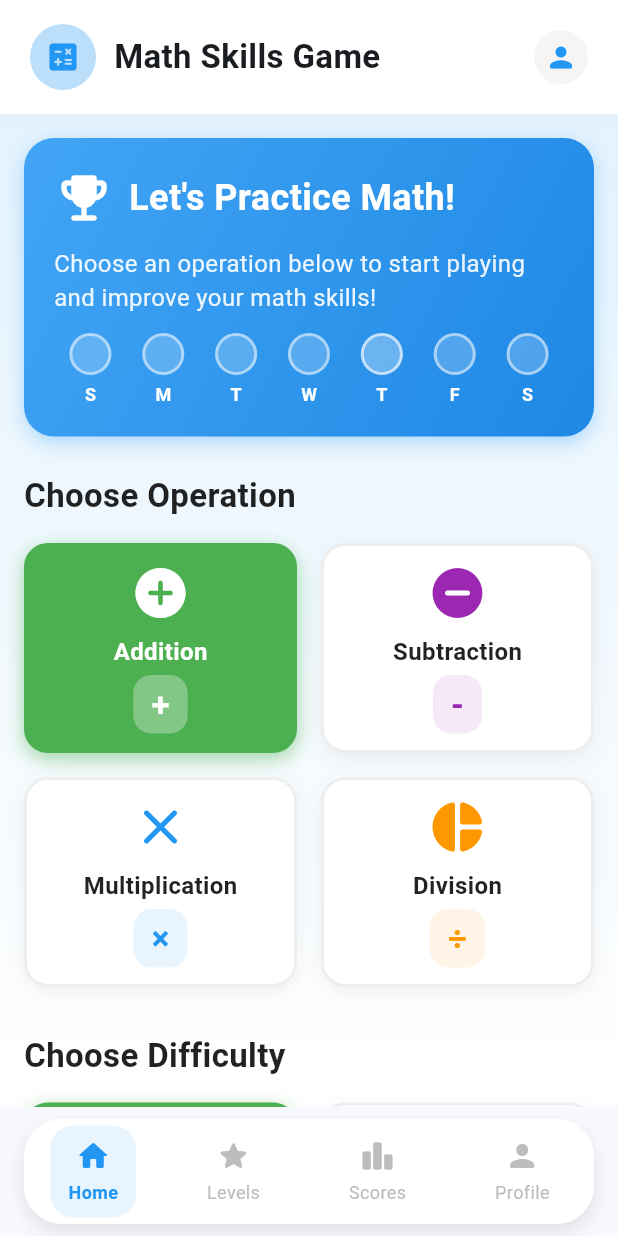
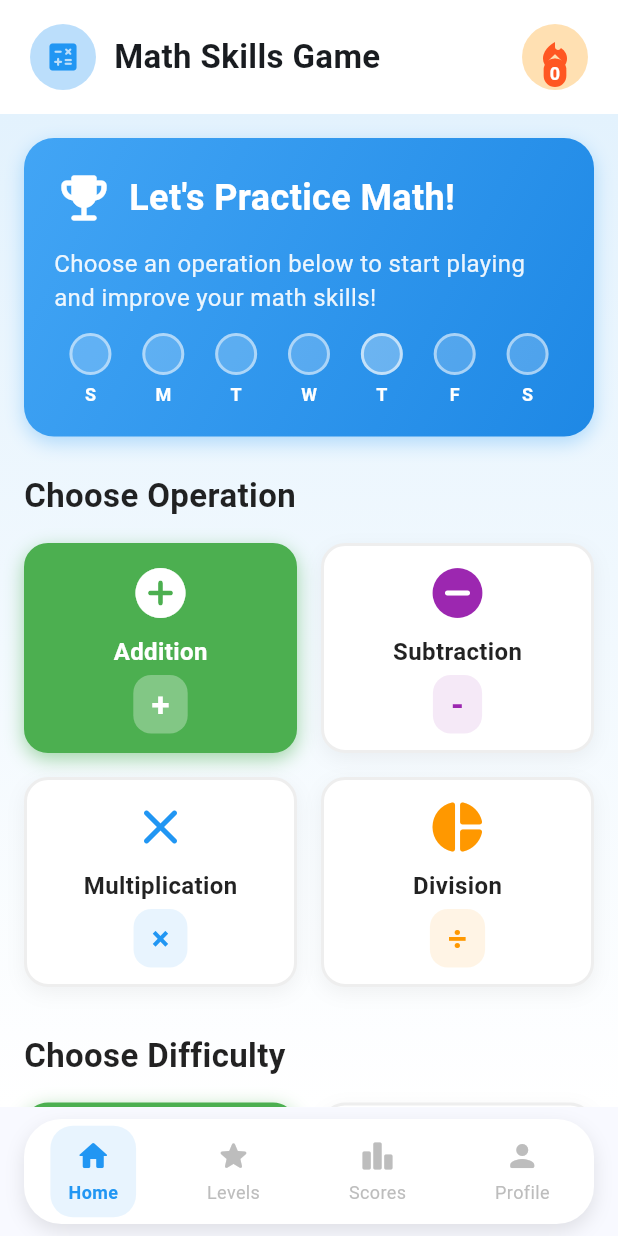
Before and after one commit to dannyboy166/math_skills_game, a Flutter app: the screen it shows once a user with an empty profile is signed in, after a tap on "Addition", on a phone screen of 412 x 824 dp. Run offline on Flutter 3.47's test engine with Material 3 defaults, Android fonts, the phone set to English and light mode, and no system bars; our stand-ins replace cloud_firestore, firebase_auth, firebase_core, google_sign_in; accounts and stored records are empty.

Commit message:
add streak to top corner

```diff
--- a/lib/screens/home_screen.dart
+++ b/lib/screens/home_screen.dart
@@ -1,9 +1,8 @@
 // lib/screens/home_screen.dart (Redesigned)
 import 'dart:async';
-
 import 'package:flutter/material.dart';
-import 'package:firebase_auth/firebase_auth.dart';
 import 'package:math_skills_game/widgets/custom_bottom_nav_bar.dart';
+import 'package:math_skills_game/widgets/streak_flame_widget.dart';
 import 'dart:math';
 import 'game_screen.dart';
 import 'levels_screen.dart';
@@ -227,6 +226,10 @@ class _HomeScreenState extends State<HomeScreen> {
     );
   }
 
+// In your home_screen.dart file, update the _buildHeader method
+// Make sure to import the StreakFlameWidget at the top of the file:
+// import 'package:math_skills_game/widgets/streak_flame_widget.dart';
+
   Widget _buildHeader() {
     return Container(
       padding: EdgeInsets.symmetric(horizontal: 20, vertical: 16),
@@ -260,19 +263,8 @@ class _HomeScreenState extends State<HomeScreen> {
             ),
           ),
           Spacer(),
-          StreamBuilder<User?>(
-              stream: _authService.authStateChanges,
-              builder: (context, snapshot) {
-                return CircleAvatar(
-                  backgroundColor: Colors.grey.shade100,
-                  radius: 18,
-                  child: Icon(
-                    Icons.person_rounded,
-                    color: Colors.blue,
-                    size: 22,
-                  ),
-                );
-              }),
+          // Replace the profile avatar with StreakFlameWidget
+          const StreakFlameWidget(),
         ],
       ),
     );
--- /dev/null
+++ b/lib/widgets/streak_flame_widget.dart
@@ -0,0 +1,123 @@
+// lib/widgets/streak_flame_widget.dart
+import 'package:flutter/material.dart';
+import 'package:firebase_auth/firebase_auth.dart';
+import 'package:math_skills_game/services/user_service.dart';
+import 'dart:async';
+
+class StreakFlameWidget extends StatefulWidget {
+  const StreakFlameWidget({Key? key}) : super(key: key);
+
+  @override
+  State<StreakFlameWidget> createState() => _StreakFlameWidgetState();
+}
+
+class _StreakFlameWidgetState extends State<StreakFlameWidget> {
+  int _currentStreak = 0;
+  bool _isLoading = true;
+  StreamSubscription? _streakSubscription;
+  final UserService _userService = UserService();
+
+  @override
+  void initState() {
+    super.initState();
+    _subscribeToStreakData();
+  }
+
+  @override
+  void dispose() {
+    _streakSubscription?.cancel();
+    super.dispose();
+  }
+
+  void _subscribeToStreakData() {
+    final userId = FirebaseAuth.instance.currentUser?.uid;
+    if (userId != null) {
+      _streakSubscription =
+          _userService.streakStatsStream(userId).listen((streakData) {
+        if (mounted) {
+          setState(() {
+            _currentStreak = streakData['currentStreak'] ?? 0;
+            _isLoading = false;
+          });
+        }
+      }, onError: (error) {
+        print('Error in streak stream: $error');
+        if (mounted) {
+          setState(() {
+            _isLoading = false;
+          });
+        }
+      });
+    } else {
+      if (mounted) {
+        setState(() {
+          _isLoading = false;
+        });
+      }
+    }
+  }
+
+  @override
+  Widget build(BuildContext context) {
+    if (_isLoading) {
+      return Container(
+        width: 44,
+        height: 44,
+        decoration: BoxDecoration(
+          color: Colors.grey.shade200,
+          shape: BoxShape.circle,
+        ),
+        child: Center(
+          child: SizedBox(
+            width: 24,
+            height: 24,
+            child: CircularProgressIndicator(
+              strokeWidth: 2,
+              valueColor: AlwaysStoppedAnimation<Color>(Colors.blue),
+            ),
+          ),
+        ),
+      );
+    }
+
+    return Container(
+      width: 44,
+      height: 44,
+      decoration: BoxDecoration(
+        color: Colors.orange.shade100,
+        shape: BoxShape.circle,
+      ),
+      child: Stack(
+        alignment: Alignment.center,
+        children: [
+          // Flame icon
+          Icon(
+            Icons.local_fire_department,
+            color: Colors.deepOrange,
+            size: 24,
+          ),
+
+          // Streak count
+          Positioned(
+            bottom: 2,
+            child: Container(
+              padding: EdgeInsets.symmetric(horizontal: 4, vertical: 1),
+              decoration: BoxDecoration(
+                color: Colors.deepOrange,
+                borderRadius: BorderRadius.circular(10),
+              ),
+              child: Text(
+                '$_currentStreak',
+                style: TextStyle(
+                  color: Colors.white,
+                  fontSize: 12,
+                  fontWeight: FontWeight.bold,
+                ),
+              ),
+            ),
+          ),
+        ],
+      ),
+    );
+  }
+}
```
